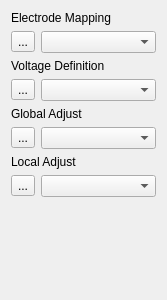
Qt form ui/VoltageFiles.ui (MonroeQuantumNetworks/IonControl) before a commit.
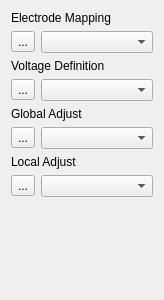
The same form after that commit. Icons and pictures are not drawn.

Patch:
```diff
--- a/ui/VoltageFiles.ui
+++ b/ui/VoltageFiles.ui
@@ -6,7 +6,7 @@
    <rect>
     <x>0</x>
     <y>0</y>
-    <width>167</width>
+    <width>164</width>
     <height>300</height>
    </rect>
   </property>
```
Left out of the diff: 16 changed lines with no effect on the pictures.
